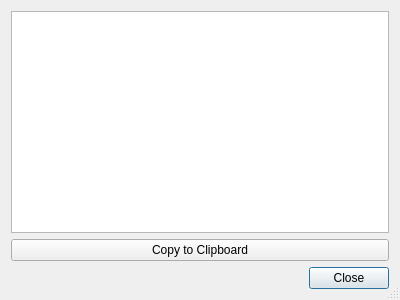
This is src/gui/ui_files/system_info.ui in Ehlmann-research-group/WISER as Qt 5 draws it before an edit. The edited form follows.
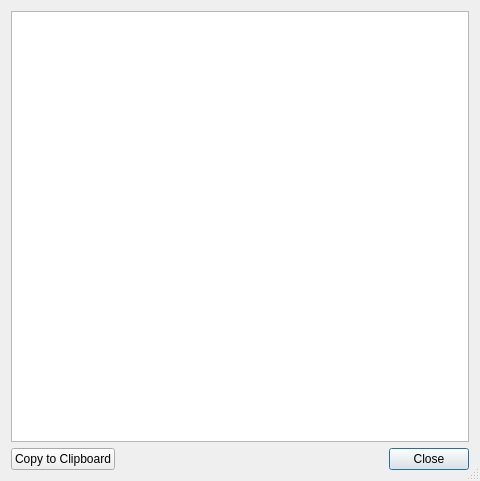
This is the edited form.

Commit message:
Reimplement about dialog using Qt Creator
Assigned the "about ISWB" action to the appropriate role so that Qt
knows where to put it in the menubar.

Also tied in the system-info dialog so that it's accessible from
the about dialog.

Patch:
```diff
--- a/src/gui/ui_files/system_info.ui
+++ b/src/gui/ui_files/system_info.ui
@@ -6,8 +6,8 @@
    <rect>
     <x>0</x>
     <y>0</y>
-    <width>400</width>
-    <height>300</height>
+    <width>480</width>
+    <height>481</height>
    </rect>
   </property>
   <property name="windowTitle">
@@ -20,14 +20,7 @@
    <bool>true</bool>
   </property>
   <layout class="QGridLayout" name="gridLayout">
-   <item row="0" column="0">
-    <widget class="QPlainTextEdit" name="te_system_info">
-     <property name="readOnly">
-      <bool>true</bool>
-     </property>
-    </widget>
-   </item>
-   <item row="2" column="0">
+   <item row="2" column="1">
     <widget class="QDialogButtonBox" name="buttonBox">
      <property name="orientation">
       <enum>Qt::Horizontal</enum>
@@ -37,13 +30,20 @@
      </property>
     </widget>
    </item>
-   <item row="1" column="0">
+   <item row="2" column="0">
     <widget class="QPushButton" name="btn_copy_to_clipboard">
      <property name="text">
       <string>Copy to Clipboard</string>
      </property>
     </widget>
    </item>
+   <item row="0" column="0" colspan="2">
+    <widget class="QPlainTextEdit" name="te_system_info">
+     <property name="readOnly">
+      <bool>true</bool>
+     </property>
+    </widget>
+   </item>
   </layout>
  </widget>
  <resources/>
```
The commit also changes 4 other files.
